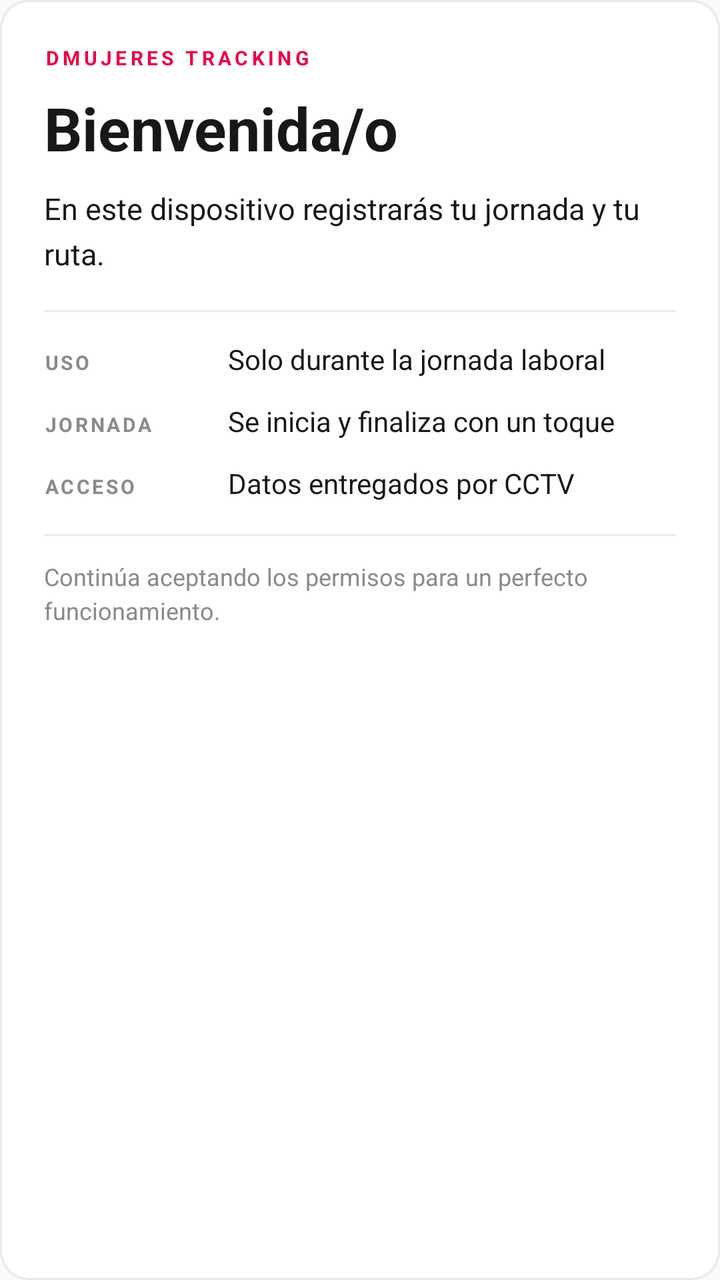
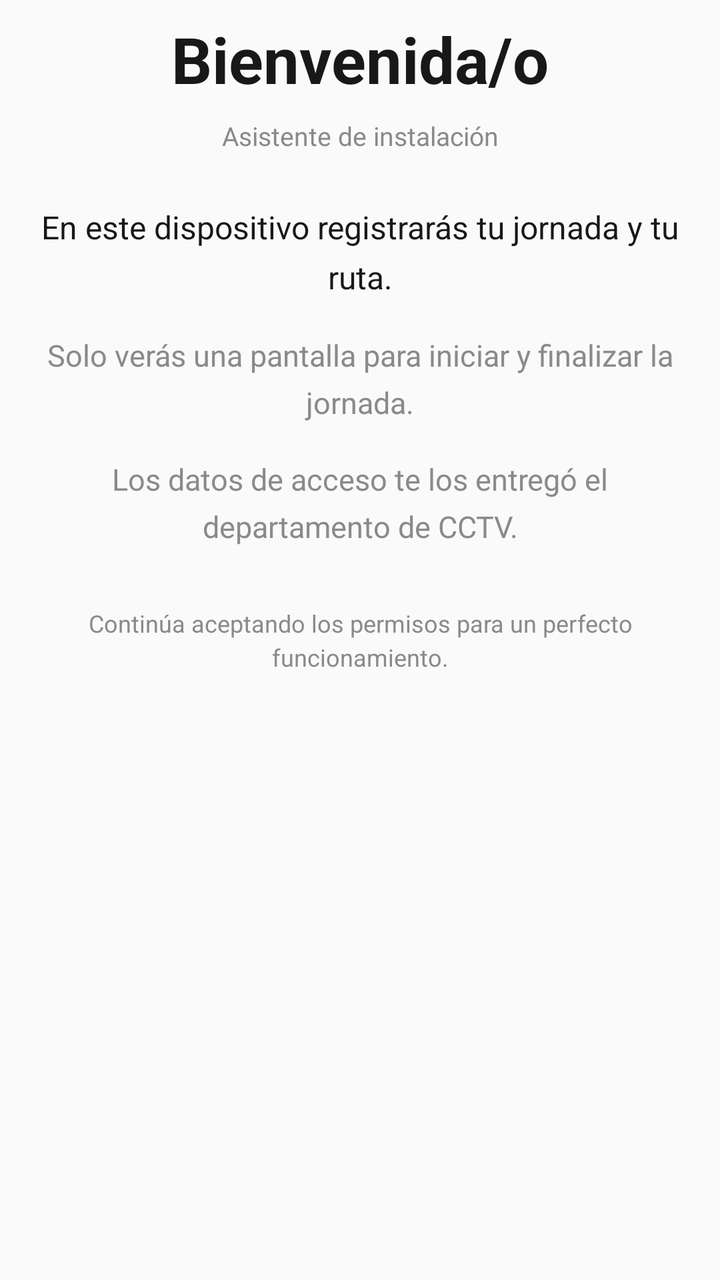

Compare the two renders of this Android layout. The source of the first and the diff that turns it into the second are given below.
<!-- AndroidManifest.xml: application theme AppTheme -->
<!-- res/layout/onboarding_step_welcome.xml -->
<?xml version="1.0" encoding="utf-8"?>
<LinearLayout xmlns:android="http://schemas.android.com/apk/res/android"
    android:layout_width="match_parent"
    android:layout_height="wrap_content"
    android:background="@drawable/bg_card"
    android:orientation="vertical"
    android:padding="22dp">

    <TextView
        android:layout_width="wrap_content"
        android:layout_height="wrap_content"
        android:letterSpacing="0.18"
        android:text="@string/welcome_overline"
        android:textColor="@color/primary"
        android:textSize="10sp"
        android:textStyle="bold" />

    <TextView
        android:layout_width="wrap_content"
        android:layout_height="wrap_content"
        android:layout_marginTop="8dp"
        android:text="@string/welcome_title"
        android:textColor="@color/ink"
        android:textSize="30sp"
        android:textStyle="bold" />

    <TextView
        android:layout_width="match_parent"
        android:layout_height="wrap_content"
        android:layout_marginTop="10dp"
        android:lineSpacingExtra="5dp"
        android:text="@string/welcome_body"
        android:textColor="@color/ink"
        android:textSize="15sp" />

    <View
        android:layout_width="match_parent"
        android:layout_height="1dp"
        android:layout_marginTop="18dp"
        android:background="#ECECEC" />

    <LinearLayout
        android:layout_width="match_parent"
        android:layout_height="wrap_content"
        android:layout_marginTop="14dp"
        android:orientation="horizontal">

        <TextView
            android:layout_width="92dp"
            android:layout_height="wrap_content"
            android:letterSpacing="0.12"
            android:text="@string/welcome_use_label"
            android:textColor="@color/muted"
            android:textSize="10sp"
            android:textStyle="bold" />

        <TextView
            android:layout_width="0dp"
            android:layout_height="wrap_content"
            android:layout_weight="1"
            android:text="@string/welcome_use_value"
            android:textColor="@color/ink"
            android:textSize="14sp" />
    </LinearLayout>

    <LinearLayout
        android:layout_width="match_parent"
        android:layout_height="wrap_content"
        android:layout_marginTop="12dp"
        android:orientation="horizontal">

        <TextView
            android:layout_width="92dp"
            android:layout_height="wrap_content"
            android:letterSpacing="0.12"
            android:text="@string/welcome_journey_label"
            android:textColor="@color/muted"
            android:textSize="10sp"
            android:textStyle="bold" />

        <TextView
            android:layout_width="0dp"
            android:layout_height="wrap_content"
            android:layout_weight="1"
            android:text="@string/welcome_journey_value"
            android:textColor="@color/ink"
            android:textSize="14sp" />
    </LinearLayout>

    <LinearLayout
        android:layout_width="match_parent"
        android:layout_height="wrap_content"
        android:layout_marginTop="12dp"
        android:orientation="horizontal">

        <TextView
            android:layout_width="92dp"
            android:layout_height="wrap_content"
            android:letterSpacing="0.12"
            android:text="@string/welcome_access_label"
            android:textColor="@color/muted"
            android:textSize="10sp"
            android:textStyle="bold" />

        <TextView
            android:layout_width="0dp"
            android:layout_height="wrap_content"
            android:layout_weight="1"
            android:text="@string/welcome_access_value"
            android:textColor="@color/ink"
            android:textSize="14sp" />
    </LinearLayout>

    <View
        android:layout_width="match_parent"
        android:layout_height="1dp"
        android:layout_marginTop="16dp"
        android:background="#ECECEC" />

    <TextView
        android:layout_width="match_parent"
        android:layout_height="wrap_content"
        android:layout_marginTop="12dp"
        android:lineSpacingExtra="3dp"
        android:text="@string/welcome_body_perms"
        android:textColor="@color/muted"
        android:textSize="12sp" />

</LinearLayout>
<!-- resources referenced by this layout -->
<resources>
  <color name="ink">#181818</color>
  <color name="muted">#8A8A8A</color>
  <color name="primary">#EB0045</color>
  <!-- drawable bg_card (drawable) -->
  <?xml version="1.0" encoding="utf-8"?>
  <shape xmlns:android="http://schemas.android.com/apk/res/android" android:shape="rectangle">
      <solid android:color="#FFFFFF" />
      <stroke android:width="1dp" android:color="#E8E8E8" />
      <corners android:radius="14dp" />
  </shape>
  <string name="welcome_access_label">ACCESO</string>
  <string name="welcome_access_value">Datos entregados por CCTV</string>
  <string name="welcome_body">En este dispositivo registrarás tu jornada y tu ruta.</string>
  <string name="welcome_body_perms">Continúa aceptando los permisos para un perfecto funcionamiento.</string>
  <string name="welcome_journey_label">JORNADA</string>
  <string name="welcome_journey_value">Se inicia y finaliza con un toque</string>
  <string name="welcome_overline">DMUJERES TRACKING</string>
  <string name="welcome_title">Bienvenida/o</string>
  <string name="welcome_use_label">USO</string>
  <string name="welcome_use_value">Solo durante la jornada laboral</string>
  <style name="AppTheme" parent="Theme.AppCompat.Light.NoActionBar">
          <item name="colorPrimary">@color/primary</item>
          <item name="colorPrimaryDark">@color/primary_dark</item>
          <item name="colorAccent">@color/accent</item>
          <item name="android:windowOptOutEdgeToEdgeEnforcement">true</item>
      </style>
  <color name="primary_dark">#C4003B</color>
  <color name="accent">#FF1464</color>
</resources>

<!-- the commit's change to res/layout/onboarding_step_welcome.xml (unified diff, before → after) -->
@@ -2,125 +2,65 @@
 <LinearLayout xmlns:android="http://schemas.android.com/apk/res/android"
     android:layout_width="match_parent"
     android:layout_height="wrap_content"
-    android:background="@drawable/bg_card"
     android:orientation="vertical"
-    android:padding="22dp">
+    android:paddingStart="10dp"
+    android:paddingEnd="10dp"
+    android:paddingTop="8dp"
+    android:paddingBottom="8dp">
 
     <TextView
-        android:layout_width="wrap_content"
+        android:layout_width="match_parent"
         android:layout_height="wrap_content"
-        android:letterSpacing="0.18"
-        android:text="@string/welcome_overline"
-        android:textColor="@color/primary"
-        android:textSize="10sp"
-        android:textStyle="bold" />
-
-    <TextView
-        android:layout_width="wrap_content"
-        android:layout_height="wrap_content"
-        android:layout_marginTop="8dp"
+        android:gravity="center"
         android:text="@string/welcome_title"
         android:textColor="@color/ink"
-        android:textSize="30sp"
+        android:textSize="32sp"
         android:textStyle="bold" />
 
     <TextView
         android:layout_width="match_parent"
         android:layout_height="wrap_content"
-        android:layout_marginTop="10dp"
-        android:lineSpacingExtra="5dp"
-        android:text="@string/welcome_body"
-        android:textColor="@color/ink"
-        android:textSize="15sp" />
-
-    <View
-        android:layout_width="match_parent"
-        android:layout_height="1dp"
-        android:layout_marginTop="18dp"
-        android:background="#ECECEC" />
-
-    <LinearLayout
-        android:layout_width="match_parent"
-        android:layout_height="wrap_content"
-        android:layout_marginTop="14dp"
-        android:orientation="horizontal">
-
-        <TextView
-            android:layout_width="92dp"
-            android:layout_height="wrap_content"
-            android:letterSpacing="0.12"
-            android:text="@string/welcome_use_label"
-            android:textColor="@color/muted"
-            android:textSize="10sp"
-            android:textStyle="bold" />
-
-        <TextView
-            android:layout_width="0dp"
-            android:layout_height="wrap_content"
-            android:layout_weight="1"
-            android:text="@string/welcome_use_value"
-            android:textColor="@color/ink"
-            android:textSize="14sp" />
-    </LinearLayout>
-
-    <LinearLayout
-        android:layout_width="match_parent"
-        android:layout_height="wrap_content"
-        android:layout_marginTop="12dp"
-        android:orientation="horizontal">
-
-        <TextView
-            android:layout_width="92dp"
-            android:layout_height="wrap_content"
-            android:letterSpacing="0.12"
-            android:text="@string/welcome_journey_label"
-            android:textColor="@color/muted"
-            android:textSize="10sp"
-            android:textStyle="bold" />
-
-        <TextView
-            android:layout_width="0dp"
-            android:layout_height="wrap_content"
-            android:layout_weight="1"
-            android:text="@string/welcome_journey_value"
-            android:textColor="@color/ink"
-            android:textSize="14sp" />
-    </LinearLayout>
-
-    <LinearLayout
-        android:layout_width="match_parent"
-        android:layout_height="wrap_content"
-        android:layout_marginTop="12dp"
-        android:orientation="horizontal">
-
-        <TextView
-            android:layout_width="92dp"
-            android:layout_height="wrap_content"
-            android:letterSpacing="0.12"
-            android:text="@string/welcome_access_label"
-            android:textColor="@color/muted"
-            android:textSize="10sp"
-            android:textStyle="bold" />
-
-        <TextView
-            android:layout_width="0dp"
-            android:layout_height="wrap_content"
-            android:layout_weight="1"
-            android:text="@string/welcome_access_value"
-            android:textColor="@color/ink"
-            android:textSize="14sp" />
-    </LinearLayout>
-
-    <View
-        android:layout_width="match_parent"
-        android:layout_height="1dp"
-        android:layout_marginTop="16dp"
-        android:background="#ECECEC" />
+        android:layout_marginTop="8dp"
+        android:gravity="center"
+        android:text="@string/welcome_subtitle"
+        android:textColor="@color/muted"
+        android:textSize="13sp" />
 
     <TextView
         android:layout_width="match_parent"
         android:layout_height="wrap_content"
-        android:layout_marginTop="12dp"
+        android:layout_marginTop="26dp"
+        android:gravity="center"
+        android:lineSpacingExtra="6dp"
+        android:text="@string/welcome_body"
+        android:textColor="@color/ink"
+        android:textSize="16sp" />
+
+    <TextView
+        android:layout_width="match_parent"
+        android:layout_height="wrap_content"
+        android:layout_marginTop="18dp"
+        android:gravity="center"
+        android:lineSpacingExtra="6dp"
+        android:text="@string/welcome_body_pill"
+        android:textColor="@color/muted"
+        android:textSize="15sp" />
+
+    <TextView
+        android:layout_width="match_parent"
+        android:layout_height="wrap_content"
+        android:layout_marginTop="18dp"
+        android:gravity="center"
+        android:lineSpacingExtra="6dp"
+        android:text="@string/welcome_body_cctv"
+        android:textColor="@color/muted"
+        android:textSize="15sp" />
+
+    <TextView
+        android:layout_width="match_parent"
+        android:layout_height="wrap_content"
+        android:layout_marginTop="30dp"
+        android:gravity="center"
         android:lineSpacingExtra="3dp"
         android:text="@string/welcome_body_perms"
         android:textColor="@color/muted"
<!-- resource entries referenced after the edit -->
@@ -3,23 +3,12 @@
   <color name="ink">#181818</color>
   <color name="muted">#8A8A8A</color>
   <color name="primary">#EB0045</color>
-  <!-- drawable bg_card (drawable) -->
-  <?xml version="1.0" encoding="utf-8"?>
-  <shape xmlns:android="http://schemas.android.com/apk/res/android" android:shape="rectangle">
-      <solid android:color="#FFFFFF" />
-      <stroke android:width="1dp" android:color="#E8E8E8" />
-      <corners android:radius="14dp" />
-  </shape>
-  <string name="welcome_access_label">ACCESO</string>
-  <string name="welcome_access_value">Datos entregados por CCTV</string>
   <string name="welcome_body">En este dispositivo registrarás tu jornada y tu ruta.</string>
+  <string name="welcome_body_cctv">Los datos de acceso te los entregó el departamento de CCTV.</string>
   <string name="welcome_body_perms">Continúa aceptando los permisos para un perfecto funcionamiento.</string>
-  <string name="welcome_journey_label">JORNADA</string>
-  <string name="welcome_journey_value">Se inicia y finaliza con un toque</string>
-  <string name="welcome_overline">DMUJERES TRACKING</string>
+  <string name="welcome_body_pill">Solo verás una pantalla para iniciar y finalizar la jornada.</string>
+  <string name="welcome_subtitle">Asistente de instalación</string>
   <string name="welcome_title">Bienvenida/o</string>
-  <string name="welcome_use_label">USO</string>
-  <string name="welcome_use_value">Solo durante la jornada laboral</string>
   <style name="AppTheme" parent="Theme.AppCompat.Light.NoActionBar">
           <item name="colorPrimary">@color/primary</item>
           <item name="colorPrimaryDark">@color/primary_dark</item>
